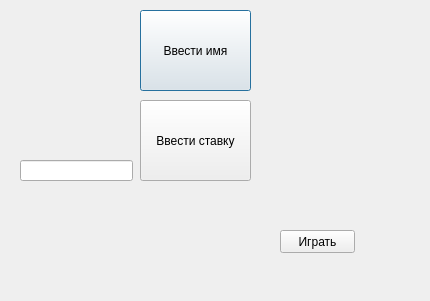
This is kent10813/BJ/firstdialog.ui in h31/ProgrammingCourseBackup as Qt 5 draws it before an edit. The edited form follows.
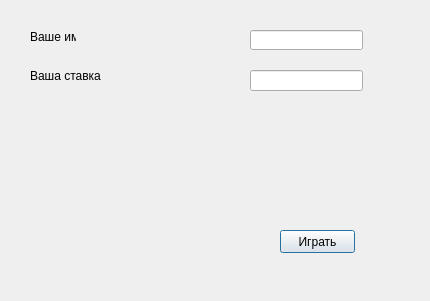
This is the edited form.

```diff
--- a/kent10813/BJ/firstdialog.ui
+++ b/kent10813/BJ/firstdialog.ui
@@ -13,32 +13,6 @@
   <property name="windowTitle">
    <string>Dialog</string>
   </property>
-  <widget class="QPushButton" name="pushButton">
-   <property name="geometry">
-    <rect>
-     <x>140</x>
-     <y>10</y>
-     <width>111</width>
-     <height>81</height>
-    </rect>
-   </property>
-   <property name="text">
-    <string>Ввести имя</string>
-   </property>
-  </widget>
-  <widget class="QPushButton" name="pushButton_2">
-   <property name="geometry">
-    <rect>
-     <x>140</x>
-     <y>100</y>
-     <width>111</width>
-     <height>81</height>
-    </rect>
-   </property>
-   <property name="text">
-    <string>Ввести ставку</string>
-   </property>
-  </widget>
   <widget class="QPushButton" name="pushButton_3">
    <property name="geometry">
     <rect>
@@ -55,13 +29,49 @@
   <widget class="QLineEdit" name="lineEdit">
    <property name="geometry">
     <rect>
-     <x>20</x>
-     <y>160</y>
+     <x>250</x>
+     <y>70</y>
      <width>113</width>
      <height>21</height>
     </rect>
    </property>
   </widget>
+  <widget class="QLabel" name="label">
+   <property name="geometry">
+    <rect>
+     <x>30</x>
+     <y>30</y>
+     <width>46</width>
+     <height>13</height>
+    </rect>
+   </property>
+   <property name="text">
+    <string>Ваше имя</string>
+   </property>
+  </widget>
+  <widget class="QLabel" name="label_2">
+   <property name="geometry">
+    <rect>
+     <x>30</x>
+     <y>66</y>
+     <width>81</width>
+     <height>20</height>
+    </rect>
+   </property>
+   <property name="text">
+    <string>Ваша ставка</string>
+   </property>
+  </widget>
+  <widget class="QLineEdit" name="lineEdit_2">
+   <property name="geometry">
+    <rect>
+     <x>250</x>
+     <y>30</y>
+     <width>113</width>
+     <height>20</height>
+    </rect>
+   </property>
+  </widget>
  </widget>
  <resources/>
  <connections/>
```
